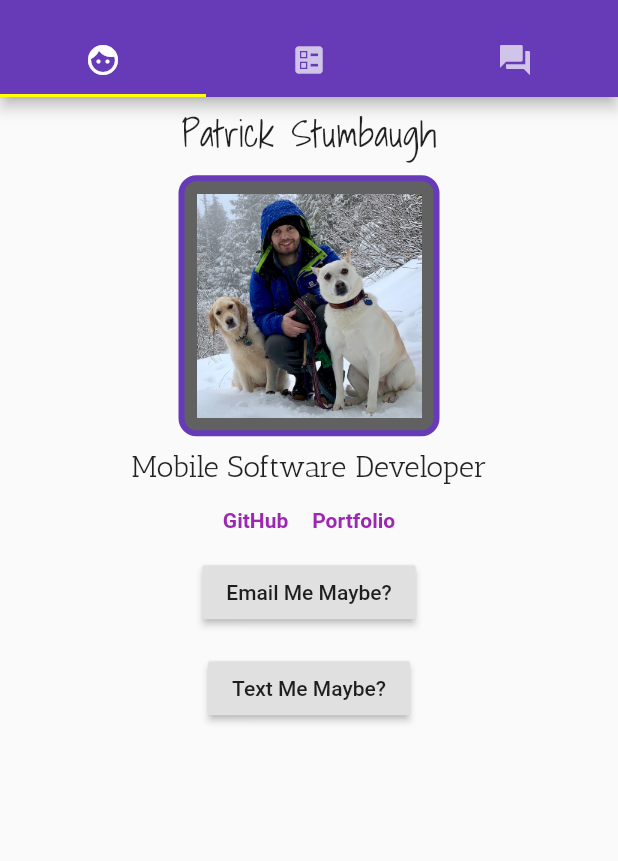
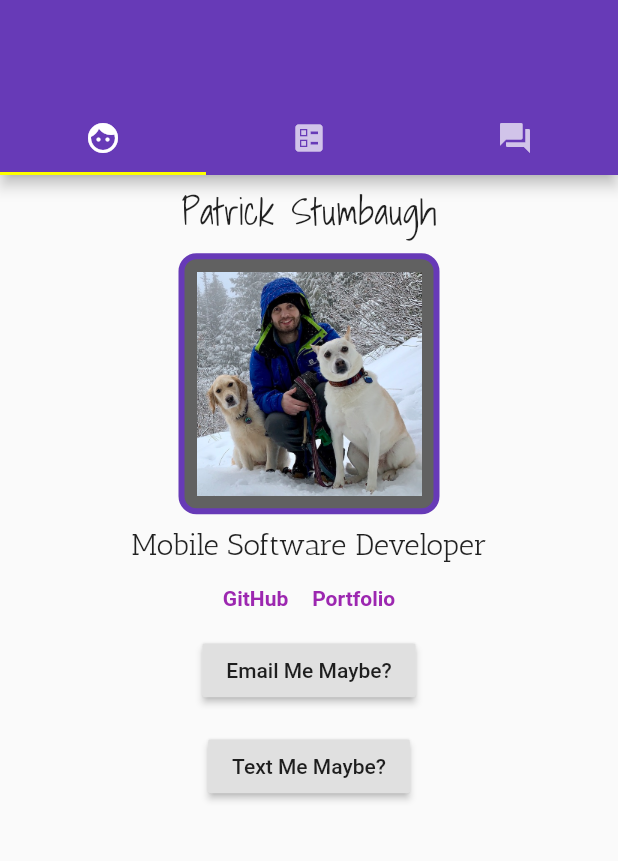
Before and after one commit to pstumbaugh/CallMeMaybe, a Flutter app: the screen it shows after launch, on a phone screen of 412 x 824 dp, the part 59-920 px from its top. Run offline on Flutter 3.47's test engine with Material 2 defaults, Android fonts, the phone set to English and light mode, and no system bars; missing offline and left inert: email_launcher.

Commit message:
added preferredSize to appBar

```diff
--- a/project3/lib/mainScreen.dart
+++ b/project3/lib/mainScreen.dart
@@ -15,7 +15,8 @@ class mainScreen extends StatelessWidget {
         child: Scaffold(
           appBar: AppBar(
             title: title('Call Me Maybe'),
-            bottom: tabBar(),
+            bottom: PreferredSize(
+                preferredSize: Size.fromHeight(100.0), child: tabBar()),
           ),
           body: tabs(answers),
         ),
```
